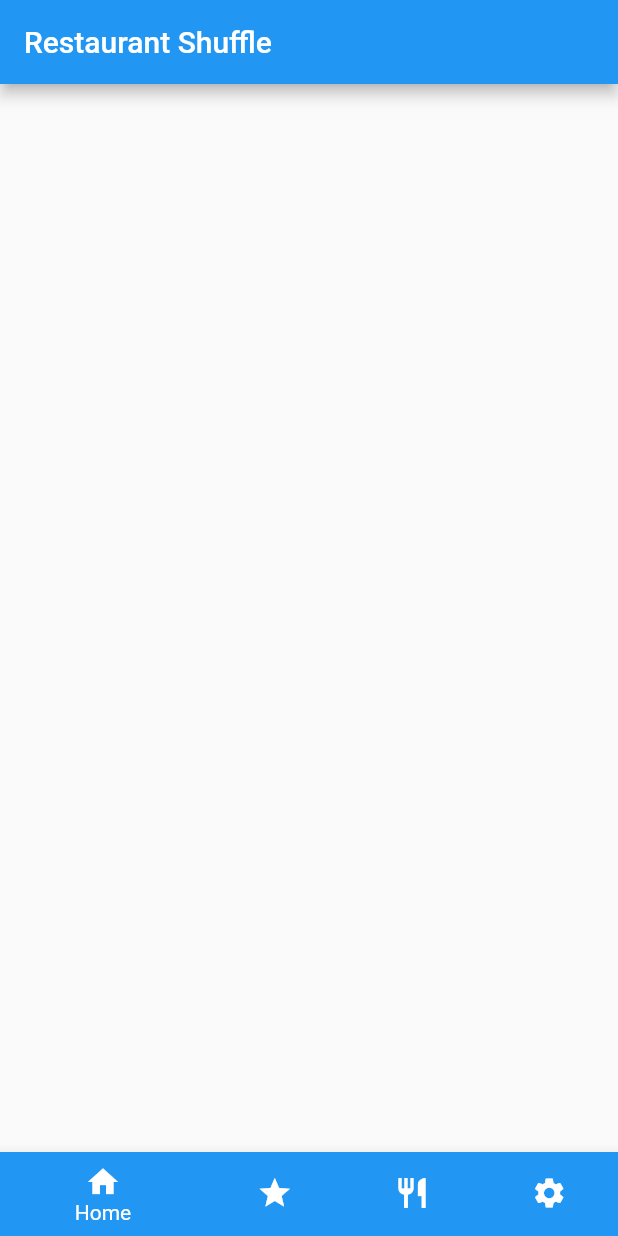
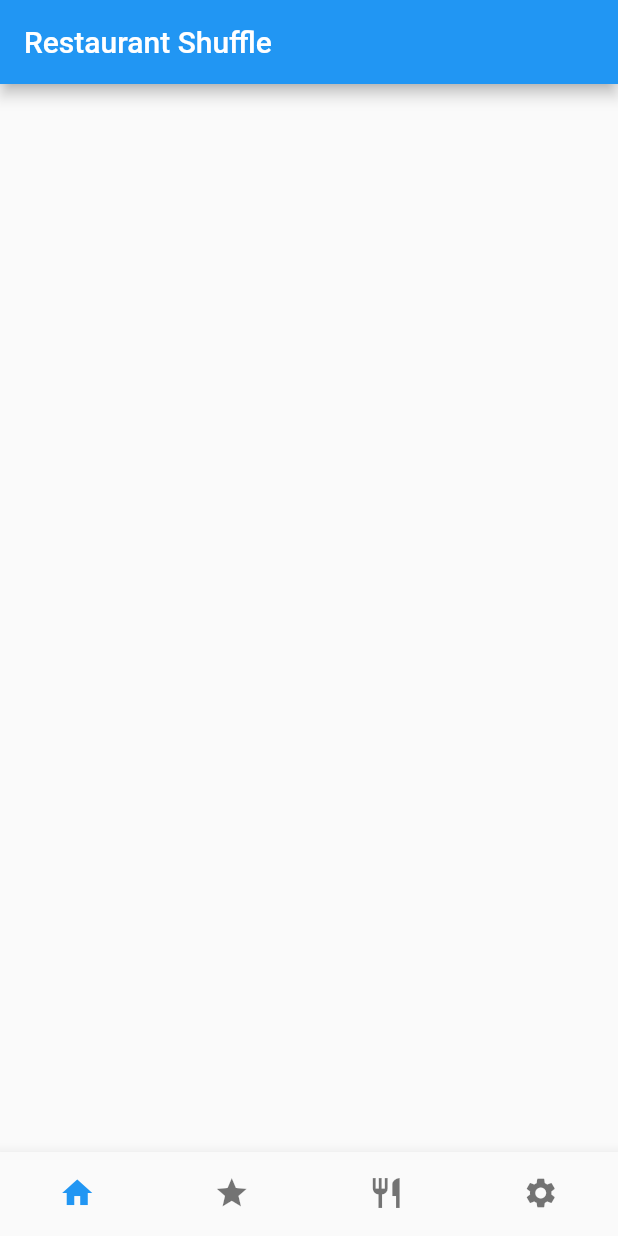
Before and after one commit to MackayChandler1/RestaurantShuffle, a Flutter app: the screen it shows after launch, on a phone screen of 412 x 824 dp. Run offline on Flutter 3.47's test engine with Material 2 defaults, Android fonts, the phone set to English and light mode, and no system bars.

Commit message:
Added in current screen to grab other creens

```diff
--- a/lib/main.dart
+++ b/lib/main.dart
@@ -1,5 +1,5 @@
 import 'package:flutter/material.dart';
-import 'pages/home_screen.dart';
+import 'pages/current_screen.dart';
 
 void main() {
   runApp(const MyApp());
@@ -13,7 +13,7 @@ class MyApp extends StatelessWidget {
   Widget build(BuildContext context) {
     return MaterialApp(
       title: 'Restaurant Shuffle',
-      initialRoute: HomeScreen.id,
+      initialRoute: CurrentScreen.id,
       theme: ThemeData(
         // This is the theme of your application.
         //
@@ -27,7 +27,7 @@ class MyApp extends StatelessWidget {
         primarySwatch: Colors.blue,
       ),
       routes: {
-        HomeScreen.id: (context) => HomeScreen(),
+        CurrentScreen.id: (context) => CurrentScreen(),
       },
     );
   }
--- /dev/null
+++ b/lib/pages/current_screen.dart
@@ -0,0 +1,57 @@
+import 'package:flutter/material.dart';
+import 'dart:core';
+import 'package:restaurant_shuffle/pages/home_screen.dart';
+
+class CurrentScreen extends StatefulWidget {
+  static const String id = 'current_screen';
+  @override
+  _CurrentScreenState createState() => _CurrentScreenState();
+}
+
+class _CurrentScreenState extends State<CurrentScreen> {
+  var _pages = [
+    HomeScreen(),
+  ];
+
+  int currentPage = 0;
+
+  @override
+  Widget build(BuildContext context) {
+    return Scaffold(
+      body: _pages[currentPage],
+      bottomNavigationBar: BottomNavigationBar(
+        currentIndex: currentPage,
+        onTap: (i) {
+          setState(() {
+            currentPage = i;
+          });
+        },
+        type: BottomNavigationBarType.fixed,
+        showSelectedLabels: false,
+        showUnselectedLabels: false,
+        items: [
+          BottomNavigationBarItem(
+            icon: Icon(Icons.home),
+            label: 'Home',
+            backgroundColor: Colors.blue,
+          ),
+          BottomNavigationBarItem(
+            icon: Icon(Icons.star),
+            label: 'Favorites',
+            backgroundColor: Colors.blue,
+          ),
+          BottomNavigationBarItem(
+            icon: Icon(Icons.restaurant),
+            label: 'Details',
+            backgroundColor: Colors.blue,
+          ),
+          BottomNavigationBarItem(
+            icon: Icon(Icons.settings),
+            label: 'Profile',
+            backgroundColor: Colors.blue,
+          ),
+        ],
+      ),
+    );
+  }
+}
--- a/lib/pages/home_screen.dart
+++ b/lib/pages/home_screen.dart
@@ -1,5 +1,4 @@
 import 'package:flutter/material.dart';
-import 'package:flutter_riverpod/flutter_riverpod.dart';
 
 class HomeScreen extends StatefulWidget {
   static const String id = 'home_screen';
@@ -14,36 +13,6 @@ class _HomeScreenState extends State<HomeScreen> {
       appBar: AppBar(
         title: const Text('Restaurant Shuffle'),
       ),
-      bottomNavigationBar: BottomNavigationBar(
-        currentIndex: 0,
-        items: [
-          // BottomNavigationBarItem(icon: Icon(Icons.home), label: 'Home'),
-          // BottomNavigationBarItem(icon: Icon(Icons.star), label: 'Favorites'),
-          // BottomNavigationBarItem(
-          //     icon: Icon(Icons.restaurant), label: 'Details'),
-          // BottomNavigationBarItem(icon: Icon(Icons.person), label: 'Profile')
-          BottomNavigationBarItem(
-            icon: Icon(Icons.home),
-            label: 'Home',
-            backgroundColor: Colors.blue,
-          ),
-          BottomNavigationBarItem(
-            icon: Icon(Icons.star),
-            label: 'Favorites',
-            backgroundColor: Colors.blue,
-          ),
-          BottomNavigationBarItem(
-            icon: Icon(Icons.restaurant),
-            label: 'Details',
-            backgroundColor: Colors.blue,
-          ),
-          BottomNavigationBarItem(
-            icon: Icon(Icons.settings),
-            label: 'Profile',
-            backgroundColor: Colors.blue,
-          ),
-        ],
-      ),
     );
   }
 }
```
Also changed, not shown: lib/pages/filter_page.dart (deleted), lib/pages/filter_screen.dart (added), lib/pages/profile_page.dart (deleted), lib/pages/profile_screen.dart (added).
